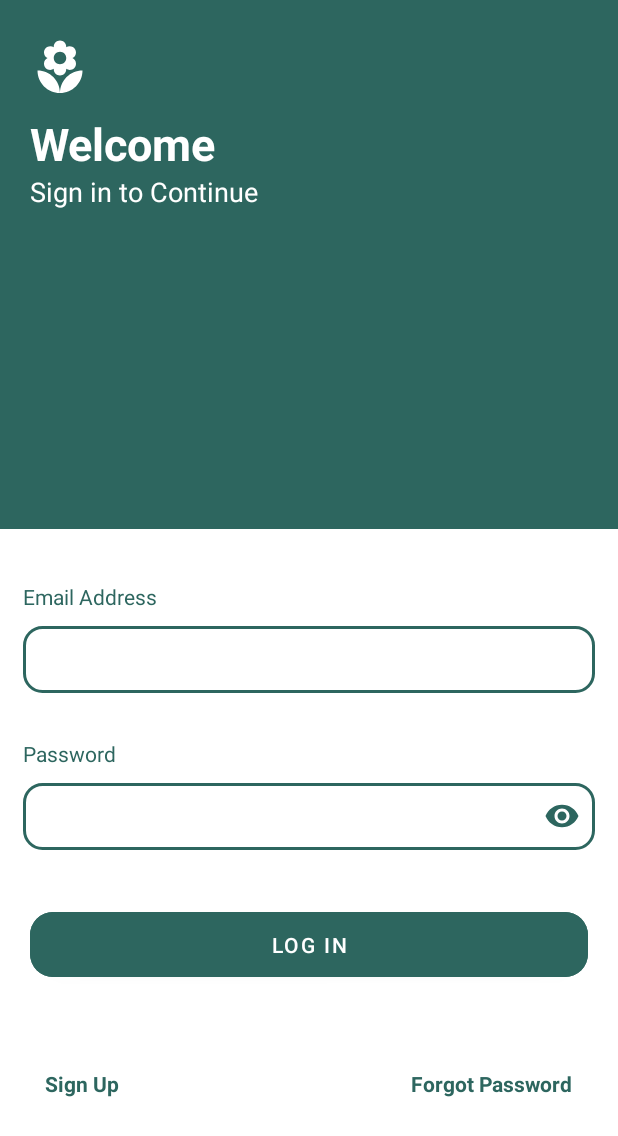
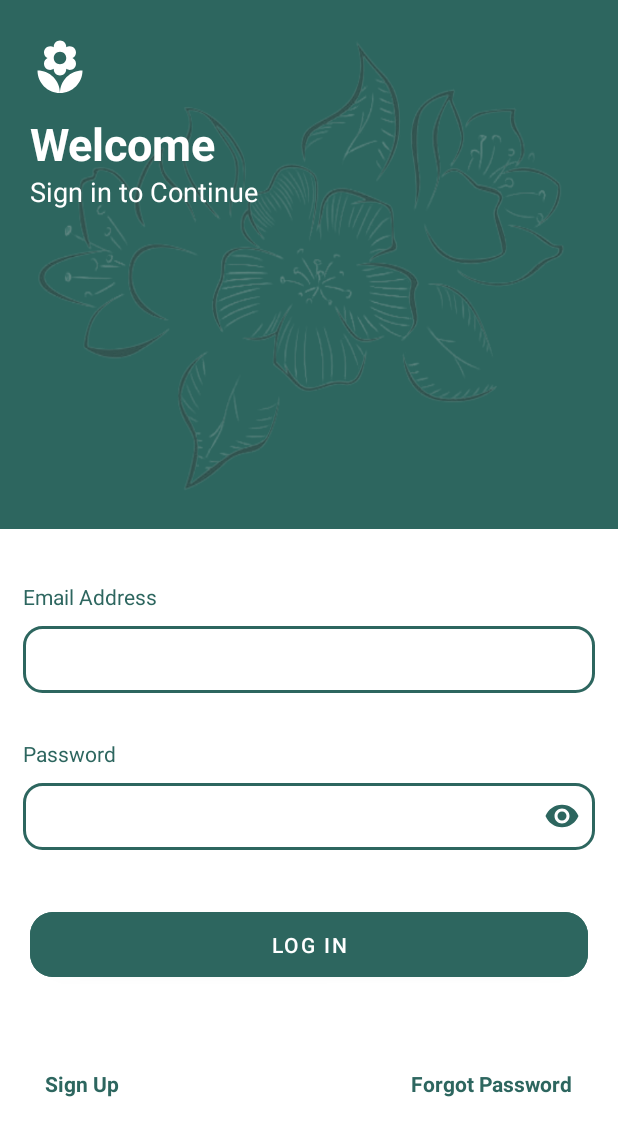
Before and after one commit to Az1zbek07/LoginPage, an Android app: the screen it shows after launch (MainActivity), on a phone screen of 412 x 824 dp. Shown: the top 1136 px of the screen. Run offline under Robolectric (Android 15) with nearby library versions, the phone set to English and light mode, and no system bars.

Commit message:
Uy ishi tugadi

```diff
--- a/app/src/main/res/layout/activity_main.xml
+++ b/app/src/main/res/layout/activity_main.xml
@@ -18,6 +18,12 @@
         <FrameLayout
             android:layout_width="match_parent"
             android:layout_height="match_parent">
+
+            <ImageView
+                android:layout_width="wrap_content"
+                android:layout_height="wrap_content"
+                android:background="@drawable/flower2"
+                android:alpha="0.4" />
 
             <ImageView
                 android:layout_width="40dp"
```
